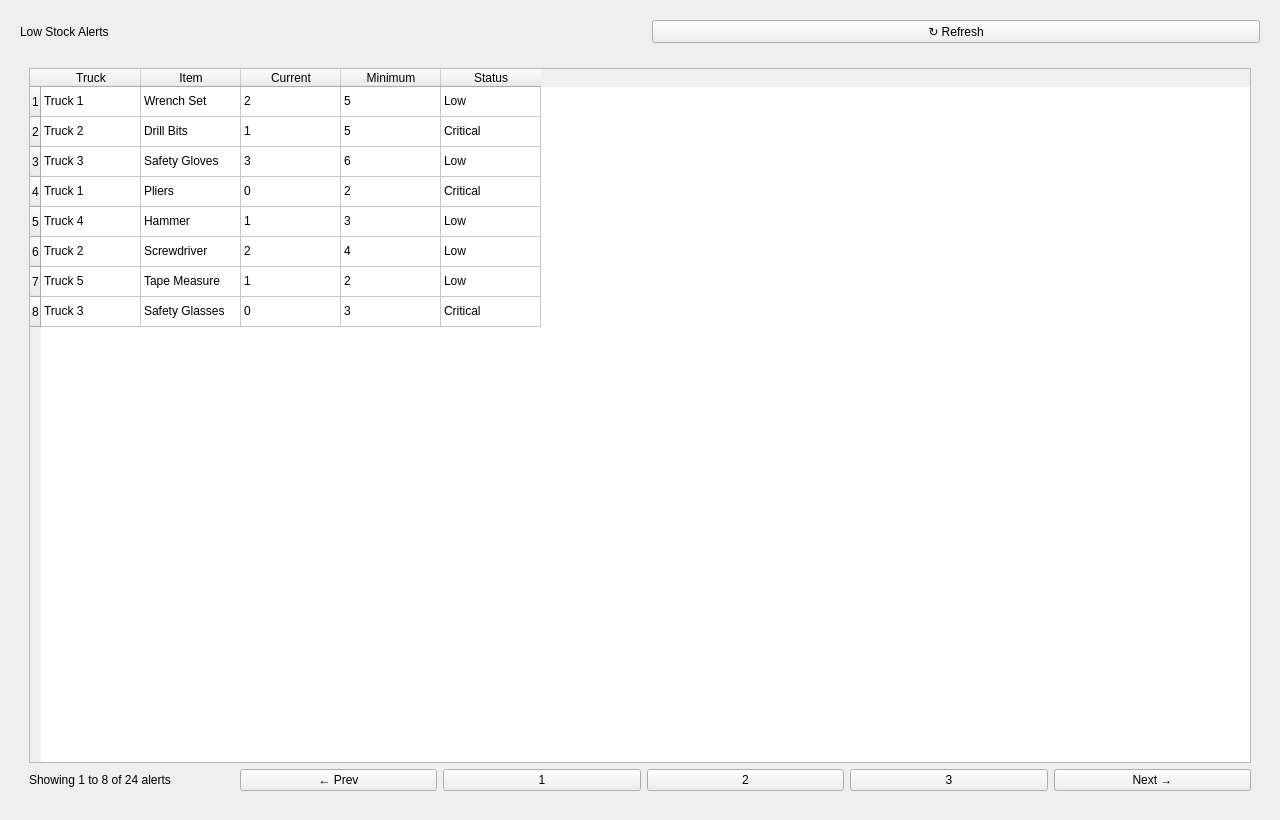
Before: the Qt Designer form InventoryQtApp/LowStockAlertsPage.ui in Felipeact/InventoryQtApp, drawn with Qt 5.
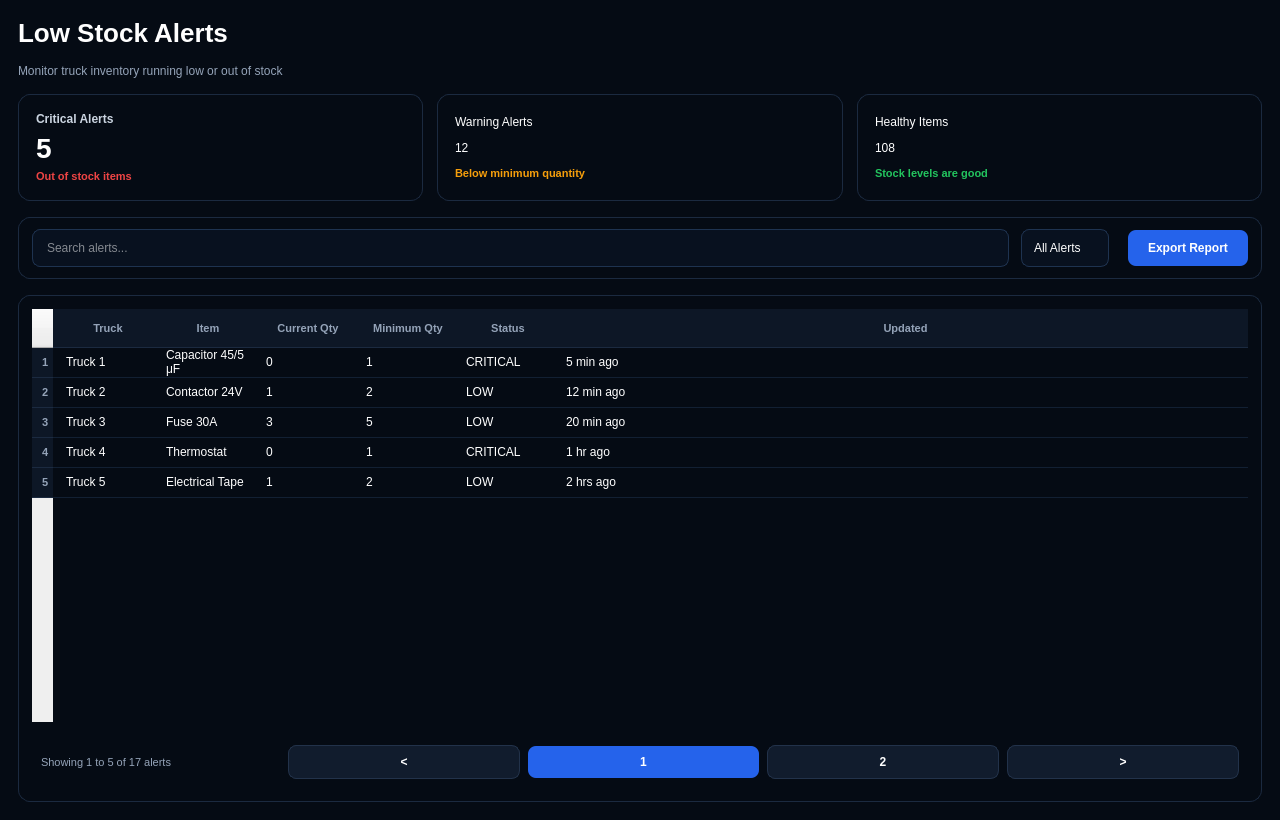
After: the same form once the commit is applied.

```diff
--- a/InventoryQtApp/LowStockAlertsPage.ui
+++ b/InventoryQtApp/LowStockAlertsPage.ui
@@ -3,6 +3,7 @@
 	<class>LowStockAlertsPageClass</class>
 
 	<widget class="QWidget" name="LowStockAlertsPageClass">
+
 		<property name="geometry">
 			<rect>
 				<x>0</x>
@@ -16,22 +17,194 @@
 			<string>Low Stock Alerts</string>
 		</property>
 
+		<property name="styleSheet">
+			<string notr="true">
+
+				QWidget#LowStockAlertsPageClass {
+				background-color: #050B14;
+				color: #FFFFFF;
+				font-family: "Segoe UI";
+				}
+
+				QLabel {
+				background: transparent;
+				color: white;
+				}
+
+				QLabel#pageTitle {
+				font-size: 26px;
+				font-weight: 800;
+				}
+
+				QLabel#subtitleLabel {
+				color: #94A3B8;
+				font-size: 12px;
+				}
+
+				QWidget#metricCard1,
+				QWidget#metricCard2,
+				QWidget#metricCard3,
+				QWidget#toolbarCard,
+				QWidget#tableCard {
+				background: qlineargradient(
+				x1:0, y1:0,
+				x2:1, y2:1,
+				stop:0 #0B1626,
+				stop:1 #091322
+				);
+				border: 1px solid #1B2A40;
+				border-radius: 12px;
+				}
+
+				QLabel#metricTitle {
+				color: #CBD5E1;
+				font-size: 12px;
+				font-weight: 600;
+				}
+
+				QLabel#metricValue {
+				color: white;
+				font-size: 28px;
+				font-weight: 800;
+				}
+
+				QLabel#dangerText {
+				color: #EF4444;
+				font-size: 11px;
+				font-weight: 700;
+				}
+
+				QLabel#warningText {
+				color: #F59E0B;
+				font-size: 11px;
+				font-weight: 700;
+				}
+
+				QLabel#okText {
+				color: #22C55E;
+				font-size: 11px;
+				font-weight: 700;
+				}
+
+				QLineEdit#searchInput,
+				QComboBox#statusFilter {
+				background-color: #08111F;
+				border: 1px solid #1E3350;
+				border-radius: 8px;
+				color: white;
+				min-height: 36px;
+				padding-left: 12px;
+				font-size: 12px;
+				}
+
+				QLineEdit#searchInput:focus,
+				QComboBox#statusFilter:focus {
+				border: 1px solid #2563EB;
+				}
+
+				QComboBox::drop-down {
+				border: none;
+				width: 24px;
+				}
+
+				QPushButton#exportButton {
+				background-color: #2563EB;
+				border: none;
+				border-radius: 8px;
+				color: white;
+				min-width: 120px;
+				min-height: 36px;
+				font-size: 12px;
+				font-weight: 700;
+				}
+
+				QPushButton#exportButton:hover {
+				background-color: #1D4ED8;
+				}
+
+				QTableWidget {
+				background-color: transparent;
+				border: none;
+				color: white;
+				gridline-color: transparent;
+				outline: none;
+				font-size: 12px;
+				}
+
+				QHeaderView::section {
+				background-color: #0D1726;
+				color: #94A3B8;
+				border: none;
+				border-bottom: 1px solid #1B2A40;
+				height: 38px;
+				padding-left: 10px;
+				font-size: 11px;
+				font-weight: 700;
+				}
+
+				QTableWidget::item {
+				border-bottom: 1px solid #122033;
+				padding-left: 10px;
+				height: 40px;
+				}
+
+				QTableWidget::item:selected {
+				background-color: #122033;
+				}
+
+				QWidget#paginationContainer {
+				background-color: transparent;
+				border: none;
+				}
+
+				QPushButton#pageButton,
+				QPushButton#pageButton2,
+				QPushButton#pageButton3 {
+				background-color: #111C2D;
+				border: 1px solid #22324A;
+				border-radius: 8px;
+				color: white;
+				min-width: 32px;
+				min-height: 32px;
+				font-size: 12px;
+				font-weight: 600;
+				}
+
+				QPushButton#activePageButton {
+				background-color: #2563EB;
+				border: none;
+				border-radius: 8px;
+				color: white;
+				min-width: 32px;
+				min-height: 32px;
+				font-size: 12px;
+				font-weight: 700;
+				}
+
+				QLabel#paginationLabel {
+				color: #94A3B8;
+				font-size: 11px;
+				}
+
+			</string>
+		</property>
+
 		<layout class="QVBoxLayout" name="rootLayout">
 
 			<property name="leftMargin">
-				<number>20</number>
+				<number>18</number>
 			</property>
 
 			<property name="topMargin">
-				<number>20</number>
+				<number>18</number>
 			</property>
 
 			<property name="rightMargin">
-				<number>20</number>
+				<number>18</number>
 			</property>
 
 			<property name="bottomMargin">
-				<number>20</number>
+				<number>18</number>
 			</property>
 
 			<property name="spacing">
@@ -41,57 +214,401 @@
 			<!-- TITLE -->
 
 			<item>
-				<layout class="QHBoxLayout" name="titleLayout">
+
+				<layout class="QVBoxLayout" name="titleLayout">
 
 					<item>
+
 						<widget class="QLabel" name="pageTitle">
+
 							<property name="text">
 								<string>Low Stock Alerts</string>
 							</property>
+
 						</widget>
-					</item>
 
-					<item>
-						<spacer name="titleSpacer">
-							<property name="orientation">
-								<enum>Qt::Horizontal</enum>
-							</property>
-						</spacer>
 					</item>
 
 					<item>
-						<widget class="QPushButton" name="refreshButton">
+
+						<widget class="QLabel" name="subtitleLabel">
+
 							<property name="text">
-								<string>↻ Refresh</string>
+								<string>Monitor truck inventory running low or out of stock</string>
 							</property>
+
 						</widget>
+
 					</item>
 
 				</layout>
+
 			</item>
 
-			<!-- TABLE CARD -->
+			<!-- METRICS -->
+
+			<item>
+
+				<layout class="QHBoxLayout" name="metricsLayout">
+
+					<property name="spacing">
+						<number>14</number>
+					</property>
+
+					<!-- CARD 1 -->
+
+					<item>
+
+						<widget class="QWidget" name="metricCard1" native="true">
+
+							<layout class="QVBoxLayout" name="metricLayout1">
+
+								<property name="leftMargin">
+									<number>18</number>
+								</property>
+
+								<property name="topMargin">
+									<number>18</number>
+								</property>
+
+								<property name="rightMargin">
+									<number>18</number>
+								</property>
+
+								<property name="bottomMargin">
+									<number>18</number>
+								</property>
+
+								<item>
+
+									<widget class="QLabel" name="metricTitle">
+
+										<property name="text">
+											<string>Critical Alerts</string>
+										</property>
+
+									</widget>
+
+								</item>
+
+								<item>
+
+									<widget class="QLabel" name="metricValue">
+
+										<property name="text">
+											<string>5</string>
+										</property>
+
+									</widget>
+
+								</item>
+
+								<item>
+
+									<widget class="QLabel" name="dangerText">
+
+										<property name="text">
+											<string>Out of stock items</string>
+										</property>
+
+									</widget>
+
+								</item>
+
+							</layout>
+
+						</widget>
+
+					</item>
+
+					<!-- CARD 2 -->
+
+					<item>
+
+						<widget class="QWidget" name="metricCard2" native="true">
+
+							<layout class="QVBoxLayout" name="metricLayout2">
+
+								<property name="leftMargin">
+									<number>18</number>
+								</property>
+
+								<property name="topMargin">
+									<number>18</number>
+								</property>
+
+								<property name="rightMargin">
+									<number>18</number>
+								</property>
+
+								<property name="bottomMargin">
+									<number>18</number>
+								</property>
+
+								<item>
+
+									<widget class="QLabel" name="metricTitle">
+
+										<property name="text">
+											<string>Warning Alerts</string>
+										</property>
+
+									</widget>
+
+								</item>
+
+								<item>
+
+									<widget class="QLabel" name="metricValue">
+
+										<property name="text">
+											<string>12</string>
+										</property>
+
+									</widget>
+
+								</item>
+
+								<item>
+
+									<widget class="QLabel" name="warningText">
+
+										<property name="text">
+											<string>Below minimum quantity</string>
+										</property>
+
+									</widget>
+
+								</item>
+
+							</layout>
+
+						</widget>
+
+					</item>
+
+					<!-- CARD 3 -->
+
+					<item>
+
+						<widget class="QWidget" name="metricCard3" native="true">
+
+							<layout class="QVBoxLayout" name="metricLayout3">
+
+								<property name="leftMargin">
+									<number>18</number>
+								</property>
+
+								<property name="topMargin">
+									<number>18</number>
+								</property>
+
+								<property name="rightMargin">
+									<number>18</number>
+								</property>
+
+								<property name="bottomMargin">
+									<number>18</number>
+								</property>
+
+								<item>
+
+									<widget class="QLabel" name="metricTitle">
+
+										<property name="text">
+											<string>Healthy Items</string>
+										</property>
+
+									</widget>
+
+								</item>
+
+								<item>
+
+									<widget class="QLabel" name="metricValue">
+
+										<property name="text">
+											<string>108</string>
+										</property>
+
+									</widget>
+
+								</item>
+
+								<item>
+
+									<widget class="QLabel" name="okText">
+
+										<property name="text">
+											<string>Stock levels are good</string>
+										</property>
+
+									</widget>
+
+								</item>
+
+							</layout>
+
+						</widget>
+
+					</item>
+
+				</layout>
+
+			</item>
+
+			<!-- TOOLBAR -->
+
+			<item>
+
+				<widget class="QWidget" name="toolbarCard" native="true">
+
+					<layout class="QHBoxLayout" name="toolbarLayout">
+
+						<property name="leftMargin">
+							<number>14</number>
+						</property>
+
+						<property name="topMargin">
+							<number>12</number>
+						</property>
+
+						<property name="rightMargin">
+							<number>14</number>
+						</property>
+
+						<property name="bottomMargin">
+							<number>12</number>
+						</property>
+
+						<property name="spacing">
+							<number>12</number>
+						</property>
+
+						<item>
+
+							<widget class="QLineEdit" name="searchInput">
+
+								<property name="minimumWidth">
+									<number>320</number>
+								</property>
+
+								<property name="placeholderText">
+									<string>Search alerts...</string>
+								</property>
+
+							</widget>
+
+						</item>
+
+						<item>
+
+							<widget class="QComboBox" name="statusFilter">
+
+								<item>
+									<property name="text">
+										<string>All Alerts</string>
+									</property>
+								</item>
+
+								<item>
+									<property name="text">
+										<string>Critical</string>
+									</property>
+								</item>
+
+								<item>
+									<property name="text">
+										<string>Warning</string>
+									</property>
+								</item>
+
+							</widget>
+
+						</item>
+
+						<item>
+
+							<spacer name="toolbarSpacer">
+
+								<property name="orientation">
+									<enum>Qt::Horizontal</enum>
+								</property>
+
+							</spacer>
+
+						</item>
+
+						<item>
+
+							<widget class="QPushButton" name="exportButton">
+
+								<property name="text">
+									<string>Export Report</string>
+								</property>
+
+							</widget>
+
+						</item>
+
+					</layout>
+
+				</widget>
+
+			</item>
+
+			<!-- TABLE -->
 
 			<item>
 
 				<widget class="QWidget" name="tableCard" native="true">
 
-					<layout class="QVBoxLayout" name="tableCardLayout">
+					<layout class="QVBoxLayout" name="tableLayout">
 
-						<!-- TABLE -->
+						<property name="leftMargin">
+							<number>14</number>
+						</property>
+
+						<property name="topMargin">
+							<number>14</number>
+						</property>
+
+						<property name="rightMargin">
+							<number>14</number>
+						</property>
+
+						<property name="bottomMargin">
+							<number>14</number>
+						</property>
+
+						<property name="spacing">
+							<number>14</number>
+						</property>
 
 						<item>
 
 							<widget class="QTableWidget" name="alertsTable">
 
 								<property name="columnCount">
-									<number>5</number>
+									<number>6</number>
 								</property>
 
 								<property name="rowCount">
-									<number>8</number>
+									<number>5</number>
 								</property>
 
+								<property name="selectionBehavior">
+									<enum>QAbstractItemView::SelectRows</enum>
+								</property>
+
+								<property name="showGrid">
+									<bool>false</bool>
+								</property>
+
+								<attribute name="horizontalHeaderStretchLastSection">
+									<bool>true</bool>
+								</attribute>
+
 								<column>
 									<property name="text">
 										<string>Truck</string>
@@ -106,13 +623,13 @@
 
 								<column>
 									<property name="text">
-										<string>Current</string>
+										<string>Current Qty</string>
 									</property>
 								</column>
 
 								<column>
 									<property name="text">
-										<string>Minimum</string>
+										<string>Minimum Qty</string>
 									</property>
 								</column>
 
@@ -122,259 +639,164 @@
 									</property>
 								</column>
 
-								<!-- ROW 0 -->
+								<column>
+									<property name="text">
+										<string>Updated</string>
+									</property>
+								</column>
 
 								<item row="0" column="0">
 									<property name="text">
 										<string>Truck 1</string>
 									</property>
 								</item>
-
 								<item row="0" column="1">
 									<property name="text">
-										<string>Wrench Set</string>
+										<string>Capacitor 45/5 μF</string>
 									</property>
 								</item>
-
 								<item row="0" column="2">
 									<property name="text">
-										<string>2</string>
+										<string>0</string>
 									</property>
 								</item>
-
 								<item row="0" column="3">
 									<property name="text">
-										<string>5</string>
+										<string>1</string>
 									</property>
 								</item>
-
 								<item row="0" column="4">
 									<property name="text">
-										<string>Low</string>
+										<string>CRITICAL</string>
 									</property>
 								</item>
-
-								<!-- ROW 1 -->
+								<item row="0" column="5">
+									<property name="text">
+										<string>5 min ago</string>
+									</property>
+								</item>
 
 								<item row="1" column="0">
 									<property name="text">
 										<string>Truck 2</string>
 									</property>
 								</item>
-
 								<item row="1" column="1">
 									<property name="text">
-										<string>Drill Bits</string>
+										<string>Contactor 24V</string>
 									</property>
 								</item>
-
 								<item row="1" column="2">
 									<property name="text">
 										<string>1</string>
 									</property>
 								</item>
-
 								<item row="1" column="3">
 									<property name="text">
-										<string>5</string>
+										<string>2</string>
 									</property>
 								</item>
-
 								<item row="1" column="4">
 									<property name="text">
-										<string>Critical</string>
+										<string>LOW</string>
 									</property>
 								</item>
-
-								<!-- ROW 2 -->
+								<item row="1" column="5">
+									<property name="text">
+										<string>12 min ago</string>
+									</property>
+								</item>
 
 								<item row="2" column="0">
 									<property name="text">
 										<string>Truck 3</string>
 									</property>
 								</item>
-
 								<item row="2" column="1">
 									<property name="text">
-										<string>Safety Gloves</string>
+										<string>Fuse 30A</string>
 									</property>
 								</item>
-
 								<item row="2" column="2">
 									<property name="text">
 										<string>3</string>
 									</property>
 								</item>
-
 								<item row="2" column="3">
 									<property name="text">
-										<string>6</string>
+										<string>5</string>
 									</property>
 								</item>
-
 								<item row="2" column="4">
 									<property name="text">
-										<string>Low</string>
+										<string>LOW</string>
 									</property>
 								</item>
-
-								<!-- ROW 3 -->
+								<item row="2" column="5">
+									<property name="text">
+										<string>20 min ago</string>
+									</property>
+								</item>
 
 								<item row="3" column="0">
 									<property name="text">
-										<string>Truck 1</string>
+										<string>Truck 4</string>
 									</property>
 								</item>
-
 								<item row="3" column="1">
 									<property name="text">
-										<string>Pliers</string>
+										<string>Thermostat</string>
 									</property>
 								</item>
-
 								<item row="3" column="2">
 									<property name="text">
 										<string>0</string>
 									</property>
 								</item>
-
 								<item row="3" column="3">
 									<property name="text">
-										<string>2</string>
+										<string>1</string>
 									</property>
 								</item>
-
 								<item row="3" column="4">
 									<property name="text">
-										<string>Critical</string>
+										<string>CRITICAL</string>
 									</property>
 								</item>
-
-								<!-- ROW 4 -->
+								<item row="3" column="5">
+									<property name="text">
+										<string>1 hr ago</string>
+									</property>
+								</item>
 
 								<item row="4" column="0">
 									<property name="text">
-										<string>Truck 4</string>
+										<string>Truck 5</string>
 									</property>
 								</item>
-
 								<item row="4" column="1">
 									<property name="text">
-										<string>Hammer</string>
+										<string>Electrical Tape</string>
 									</property>
 								</item>
-
 								<item row="4" column="2">
 									<property name="text">
 										<string>1</string>
 									</property>
 								</item>
-
 								<item row="4" column="3">
 									<property name="text">
-										<string>3</string>
+										<string>2</string>
 									</property>
 								</item>
-
 								<item row="4" column="4">
 									<property name="text">
-										<string>Low</string>
+										<string>LOW</string>
 									</property>
 								</item>
-
-								<!-- ROW 5 -->
-
-								<item row="5" column="0">
+								<item row="4" column="5">
 									<property name="text">
-										<string>Truck 2</string>
-									</property>
-								</item>
-
-								<item row="5" column="1">
-									<property name="text">
-										<string>Screwdriver</string>
-									</property>
-								</item>
-
-								<item row="5" column="2">
-									<property name="text">
-										<string>2</string>
-									</property>
-								</item>
-
-								<item row="5" column="3">
-									<property name="text">
-										<string>4</string>
-									</property>
-								</item>
-
-								<item row="5" column="4">
-									<property name="text">
-										<string>Low</string>
-									</property>
-								</item>
-
-								<!-- ROW 6 -->
-
-								<item row="6" column="0">
-									<property name="text">
-										<string>Truck 5</string>
-									</property>
-								</item>
-
-								<item row="6" column="1">
-									<property name="text">
-										<string>Tape Measure</string>
-									</property>
-								</item>
-
-								<item row="6" column="2">
-									<property name="text">
-										<string>1</string>
-									</property>
-								</item>
-
-								<item row="6" column="3">
-									<property name="text">
-										<string>2</string>
-									</property>
-								</item>
-
-								<item row="6" column="4">
-									<property name="text">
-										<string>Low</string>
-									</property>
-								</item>
-
-								<!-- ROW 7 -->
-
-								<item row="7" column="0">
-									<property name="text">
-										<string>Truck 3</string>
-									</property>
-								</item>
-
-								<item row="7" column="1">
-									<property name="text">
-										<string>Safety Glasses</string>
-									</property>
-								</item>
-
-								<item row="7" column="2">
-									<property name="text">
-										<string>0</string>
-									</property>
-								</item>
-
-								<item row="7" column="3">
-									<property name="text">
-										<string>3</string>
-									</property>
-								</item>
-
-								<item row="7" column="4">
-									<property name="text">
-										<string>Critical</string>
+										<string>2 hrs ago</string>
 									</property>
 								</item>
 
@@ -386,65 +808,89 @@
 
 						<item>
 
-							<layout class="QHBoxLayout" name="paginationLayout">
+							<widget class="QWidget" name="paginationContainer" native="true">
 
-								<item>
-									<widget class="QLabel" name="paginationLabel">
-										<property name="text">
-											<string>Showing 1 to 8 of 24 alerts</string>
-										</property>
-									</widget>
-								</item>
+								<layout class="QHBoxLayout" name="paginationLayout">
 
-								<item>
-									<spacer name="paginationSpacer">
-										<property name="orientation">
-											<enum>Qt::Horizontal</enum>
-										</property>
-									</spacer>
-								</item>
+									<property name="spacing">
+										<number>8</number>
+									</property>
 
-								<item>
-									<widget class="QPushButton" name="prevPageButton">
-										<property name="text">
-											<string>← Prev</string>
-										</property>
-									</widget>
-								</item>
+									<item>
 
-								<item>
-									<widget class="QPushButton" name="page1Button">
-										<property name="text">
-											<string>1</string>
-										</property>
-									</widget>
-								</item>
+										<widget class="QLabel" name="paginationLabel">
 
-								<item>
-									<widget class="QPushButton" name="page2Button">
-										<property name="text">
-											<string>2</string>
-										</property>
-									</widget>
-								</item>
+											<property name="text">
+												<string>Showing 1 to 5 of 17 alerts</string>
+											</property>
 
-								<item>
-									<widget class="QPushButton" name="page3Button">
-										<property name="text">
-											<string>3</string>
-										</property>
-									</widget>
-								</item>
+										</widget>
 
-								<item>
-									<widget class="QPushButton" name="nextPageButton">
-										<property name="text">
-											<string>Next →</string>
-										</property>
-									</widget>
-								</item>
+									</item>
 
-							</layout>
+									<item>
+
+										<spacer name="paginationSpacer">
+
+											<property name="orientation">
+												<enum>Qt::Horizontal</enum>
+											</property>
+
+										</spacer>
+
+									</item>
+
+									<item>
+
+										<widget class="QPushButton" name="pageButton">
+
+											<property name="text">
+												<string>&lt;</string>
+											</property>
+
+										</widget>
+
+									</item>
+
+									<item>
+
+										<widget class="QPushButton" name="activePageButton">
+
+											<property name="text">
+												<string>1</string>
+											</property>
+
+										</widget>
+
+									</item>
+
+									<item>
+
+										<widget class="QPushButton" name="pageButton2">
+
+											<property name="text">
+												<string>2</string>
+											</property>
+
+										</widget>
+
+									</item>
+
+									<item>
+
+										<widget class="QPushButton" name="pageButton3">
+
+											<property name="text">
+												<string>&gt;</string>
+											</property>
+
+										</widget>
+
+									</item>
+
+								</layout>
+
+							</widget>
 
 						</item>
 
```
